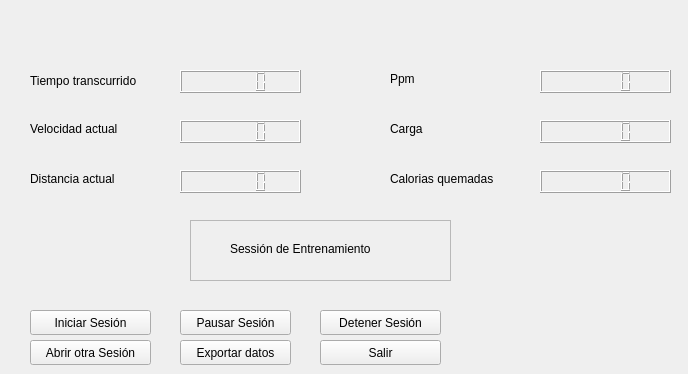
Qt form weightwindow.ui (JorgeGuerra99/software_sport_bike) before a commit.
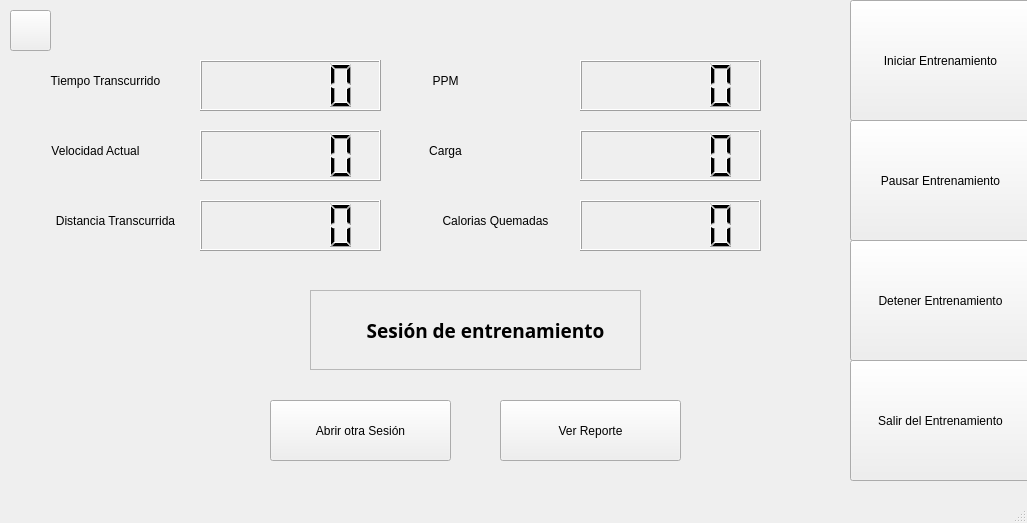
The same form after that commit. Icons and pictures are not drawn.

Commit message: 11feb saqué de weightloss el botón de exportar datos y puse ver reporte, además de la bipolaridad me salta una falla en weightloss que presiono detener y me cierra todo (se rompió:'( jaja) y agregué a cardió dos lcd que debe mostrar la distancia y calorias quemadas

Diff of the .ui file:
```diff
--- a/weightwindow.ui
+++ b/weightwindow.ui
@@ -1,163 +1,788 @@
 <?xml version="1.0" encoding="UTF-8"?>
 <ui version="4.0">
  <class>weightwindow</class>
- <widget class="QWidget" name="weightwindow">
+ <widget class="QMainWindow" name="weightwindow">
   <property name="geometry">
    <rect>
     <x>0</x>
     <y>0</y>
-    <width>688</width>
-    <height>374</height>
+    <width>1027</width>
+    <height>523</height>
    </rect>
   </property>
+  <property name="palette">
+   <palette>
+    <active>
+     <colorrole role="WindowText">
+      <brush brushstyle="SolidPattern">
+       <color alpha="255">
+        <red>255</red>
+        <green>255</green>
+        <blue>255</blue>
+       </color>
+      </brush>
+     </colorrole>
+     <colorrole role="Button">
+      <brush brushstyle="SolidPattern">
+       <color alpha="255">
+        <red>46</red>
+        <green>52</green>
+        <blue>54</blue>
+       </color>
+      </brush>
+     </colorrole>
+     <colorrole role="Light">
+      <brush brushstyle="SolidPattern">
+       <color alpha="255">
+        <red>69</red>
+        <green>78</green>
+        <blue>81</blue>
+       </color>
+      </brush>
+     </colorrole>
+     <colorrole role="Midlight">
+      <brush brushstyle="SolidPattern">
+       <color alpha="255">
+        <red>57</red>
+        <green>65</green>
+        <blue>67</blue>
+       </color>
+      </brush>
+     </colorrole>
+     <colorrole role="Dark">
+      <brush brushstyle="SolidPattern">
+       <color alpha="255">
+        <red>23</red>
+        <green>26</green>
+        <blue>27</blue>
+       </color>
+      </brush>
+     </colorrole>
+     <colorrole role="Mid">
+      <brush brushstyle="SolidPattern">
+       <color alpha="255">
+        <red>31</red>
+        <green>35</green>
+        <blue>36</blue>
+       </color>
+      </brush>
+     </colorrole>
+     <colorrole role="Text">
+      <brush brushstyle="SolidPattern">
+       <color alpha="255">
+        <red>255</red>
+        <green>255</green>
+        <blue>255</blue>
+       </color>
+      </brush>
+     </colorrole>
+     <colorrole role="ButtonText">
+      <brush brushstyle="SolidPattern">
+       <color alpha="255">
+        <red>255</red>
+        <green>255</green>
+        <blue>255</blue>
+       </color>
+      </brush>
+     </colorrole>
+     <colorrole role="Base">
+      <brush brushstyle="SolidPattern">
+       <color alpha="255">
+        <red>0</red>
+        <green>0</green>
+        <blue>0</blue>
+       </color>
+      </brush>
+     </colorrole>
+     <colorrole role="Window">
+      <brush brushstyle="SolidPattern">
+       <color alpha="255">
+        <red>46</red>
+        <green>52</green>
+        <blue>54</blue>
+       </color>
+      </brush>
+     </colorrole>
+     <colorrole role="Shadow">
+      <brush brushstyle="SolidPattern">
+       <color alpha="255">
+        <red>0</red>
+        <green>0</green>
+        <blue>0</blue>
+       </color>
+      </brush>
+     </colorrole>
+     <colorrole role="Highlight">
+      <brush brushstyle="SolidPattern">
+       <color alpha="255">
+        <red>115</red>
+        <green>210</green>
+        <blue>22</blue>
+       </color>
+      </brush>
+     </colorrole>
+     <colorrole role="AlternateBase">
+      <brush brushstyle="SolidPattern">
+       <color alpha="255">
+        <red>23</red>
+        <green>26</green>
+        <blue>27</blue>
+       </color>
+      </brush>
+     </colorrole>
+    </active>
+    <inactive>
+     <colorrole role="WindowText">
+      <brush brushstyle="SolidPattern">
+       <color alpha="255">
+        <red>0</red>
+        <green>0</green>
+        <blue>0</blue>
+       </color>
+      </brush>
+     </colorrole>
+     <colorrole role="Button">
+      <brush brushstyle="SolidPattern">
+       <color alpha="255">
+        <red>239</red>
+        <green>239</green>
+        <blue>239</blue>
+       </color>
+      </brush>
+     </colorrole>
+     <colorrole role="Light">
+      <brush brushstyle="SolidPattern">
+       <color alpha="255">
+        <red>255</red>
+        <green>255</green>
+        <blue>255</blue>
+       </color>
+      </brush>
+     </colorrole>
+     <colorrole role="Midlight">
+      <brush brushstyle="SolidPattern">
+       <color alpha="255">
+        <red>202</red>
+        <green>202</green>
+        <blue>202</blue>
+       </color>
+      </brush>
+     </colorrole>
+     <colorrole role="Dark">
+      <brush brushstyle="SolidPattern">
+       <color alpha="255">
+        <red>159</red>
+        <green>159</green>
+        <blue>159</blue>
+       </color>
+      </brush>
+     </colorrole>
+     <colorrole role="Mid">
+      <brush brushstyle="SolidPattern">
+       <color alpha="255">
+        <red>184</red>
+        <green>184</green>
+        <blue>184</blue>
+       </color>
+      </brush>
+     </colorrole>
+     <colorrole role="Text">
+      <brush brushstyle="SolidPattern">
+       <color alpha="255">
+        <red>0</red>
+        <green>0</green>
+        <blue>0</blue>
+       </color>
+      </brush>
+     </colorrole>
+     <colorrole role="ButtonText">
+      <brush brushstyle="SolidPattern">
+       <color alpha="255">
+        <red>0</red>
+        <green>0</green>
+        <blue>0</blue>
+       </color>
+      </brush>
+     </colorrole>
+     <colorrole role="Base">
+      <brush brushstyle="SolidPattern">
+       <color alpha="255">
+        <red>255</red>
+        <green>255</green>
+        <blue>255</blue>
+       </color>
+      </brush>
+     </colorrole>
+     <colorrole role="Window">
+      <brush brushstyle="SolidPattern">
+       <color alpha="255">
+        <red>239</red>
+        <green>239</green>
+        <blue>239</blue>
+       </color>
+      </brush>
+     </colorrole>
+     <colorrole role="Shadow">
+      <brush brushstyle="SolidPattern">
+       <color alpha="255">
+        <red>118</red>
+        <green>118</green>
+        <blue>118</blue>
+       </color>
+      </brush>
+     </colorrole>
+     <colorrole role="Highlight">
+      <brush brushstyle="SolidPattern">
+       <color alpha="255">
+        <red>48</red>
+        <green>140</green>
+        <blue>198</blue>
+       </color>
+      </brush>
+     </colorrole>
+     <colorrole role="AlternateBase">
+      <brush brushstyle="SolidPattern">
+       <color alpha="255">
+        <red>247</red>
+        <green>247</green>
+        <blue>247</blue>
+       </color>
+      </brush>
+     </colorrole>
+    </inactive>
+    <disabled>
+     <colorrole role="WindowText">
+      <brush brushstyle="SolidPattern">
+       <color alpha="255">
+        <red>23</red>
+        <green>26</green>
+        <blue>27</blue>
+       </color>
+      </brush>
+     </colorrole>
+     <colorrole role="Button">
+      <brush brushstyle="SolidPattern">
+       <color alpha="255">
+        <red>46</red>
+        <green>52</green>
+        <blue>54</blue>
+       </color>
+      </brush>
+     </colorrole>
+     <colorrole role="Light">
+      <brush brushstyle="SolidPattern">
+       <color alpha="255">
+        <red>69</red>
+        <green>78</green>
+        <blue>81</blue>
+       </color>
+      </brush>
+     </colorrole>
+     <colorrole role="Midlight">
+      <brush brushstyle="SolidPattern">
+       <color alpha="255">
+        <red>57</red>
+        <green>65</green>
+        <blue>67</blue>
+       </color>
+      </brush>
+     </colorrole>
+     <colorrole role="Dark">
+      <brush brushstyle="SolidPattern">
+       <color alpha="255">
+        <red>23</red>
+        <green>26</green>
+        <blue>27</blue>
+       </color>
+      </brush>
+     </colorrole>
+     <colorrole role="Mid">
+      <brush brushstyle="SolidPattern">
+       <color alpha="255">
+        <red>31</red>
+        <green>35</green>
+        <blue>36</blue>
+       </color>
+      </brush>
+     </colorrole>
+     <colorrole role="Text">
+      <brush brushstyle="SolidPattern">
+       <color alpha="255">
+        <red>23</red>
+        <green>26</green>
+        <blue>27</blue>
+       </color>
+      </brush>
+     </colorrole>
+     <colorrole role="ButtonText">
+      <brush brushstyle="SolidPattern">
+       <color alpha="255">
+        <red>23</red>
+        <green>26</green>
+        <blue>27</blue>
+       </color>
+      </brush>
+     </colorrole>
+     <colorrole role="Base">
+      <brush brushstyle="SolidPattern">
+       <color alpha="255">
+        <red>46</red>
+        <green>52</green>
+        <blue>54</blue>
+       </color>
+      </brush>
+     </colorrole>
+     <colorrole role="Window">
+      <brush brushstyle="SolidPattern">
+       <color alpha="255">
+        <red>46</red>
+        <green>52</green>
+        <blue>54</blue>
+       </color>
+      </brush>
+     </colorrole>
+     <colorrole role="Shadow">
+      <brush brushstyle="SolidPattern">
+       <color alpha="255">
+        <red>177</red>
+        <green>177</green>
+        <blue>177</blue>
+       </color>
+      </brush>
+     </colorrole>
+     <colorrole role="Highlight">
+      <brush brushstyle="SolidPattern">
+       <color alpha="255">
+        <red>145</red>
+        <green>145</green>
+        <blue>145</blue>
+       </color>
+      </brush>
+     </colorrole>
+     <colorrole role="AlternateBase">
+      <brush brushstyle="SolidPattern">
+       <color alpha="255">
+        <red>247</red>
+        <green>247</green>
+        <blue>247</blue>
+       </color>
+      </brush>
+     </colorrole>
+    </disabled>
+   </palette>
+  </property>
   <property name="windowTitle">
    <string>Form</string>
   </property>
+  <widget class="QWidget" name="centralwidget">
   <widget class="QLabel" name="label">
    <property name="geometry">
     <rect>
-     <x>30</x>
-     <y>70</y>
-     <width>151</width>
-     <height>21</height>
+      <x>20</x>
+      <y>60</y>
+      <width>171</width>
+      <height>41</height>
     </rect>
    </property>
    <property name="text">
-    <string>Tiempo transcurrido</string>
+     <string>Tiempo Transcurrido</string>
+    </property>
+    <property name="alignment">
+     <set>Qt::AlignCenter</set>
    </property>
   </widget>
   <widget class="QLabel" name="label_2">
    <property name="geometry">
     <rect>
-     <x>30</x>
-     <y>120</y>
-     <width>121</width>
-     <height>17</height>
+      <x>10</x>
+      <y>130</y>
+      <width>171</width>
+      <height>41</height>
     </rect>
    </property>
    <property name="text">
-    <string>Velocidad actual</string>
+     <string>Velocidad Actual</string>
+    </property>
+    <property name="alignment">
+     <set>Qt::AlignCenter</set>
    </property>
   </widget>
   <widget class="QLabel" name="label_3">
    <property name="geometry">
     <rect>
      <x>30</x>
-     <y>170</y>
-     <width>111</width>
-     <height>17</height>
+      <y>200</y>
+      <width>171</width>
+      <height>41</height>
     </rect>
    </property>
    <property name="text">
-    <string>Distancia actual</string>
+     <string>Distancia Transcurrida</string>
+    </property>
+    <property name="alignment">
+     <set>Qt::AlignCenter</set>
    </property>
   </widget>
   <widget class="QLabel" name="label_4">
    <property name="geometry">
     <rect>
-     <x>390</x>
-     <y>70</y>
-     <width>67</width>
-     <height>17</height>
+      <x>360</x>
+      <y>60</y>
+      <width>171</width>
+      <height>41</height>
     </rect>
    </property>
    <property name="text">
-    <string>Ppm</string>
+     <string>PPM</string>
+    </property>
+    <property name="alignment">
+     <set>Qt::AlignCenter</set>
    </property>
   </widget>
   <widget class="QLabel" name="label_5">
    <property name="geometry">
     <rect>
-     <x>390</x>
-     <y>120</y>
-     <width>67</width>
-     <height>17</height>
+      <x>360</x>
+      <y>130</y>
+      <width>171</width>
+      <height>41</height>
     </rect>
    </property>
    <property name="text">
     <string>Carga</string>
    </property>
+    <property name="alignment">
+     <set>Qt::AlignCenter</set>
+    </property>
   </widget>
   <widget class="QLabel" name="label_6">
    <property name="geometry">
     <rect>
-     <x>390</x>
-     <y>170</y>
-     <width>141</width>
-     <height>17</height>
+      <x>410</x>
+      <y>200</y>
+      <width>171</width>
+      <height>41</height>
     </rect>
    </property>
    <property name="text">
-    <string>Calorias quemadas</string>
+     <string>Calorias Quemadas</string>
+    </property>
+    <property name="alignment">
+     <set>Qt::AlignCenter</set>
+    </property>
+   </widget>
+   <widget class="QLabel" name="label_7">
+    <property name="geometry">
+     <rect>
+      <x>300</x>
+      <y>300</y>
+      <width>371</width>
+      <height>61</height>
+     </rect>
+    </property>
+    <property name="font">
+     <font>
+      <family>Source Code Pro</family>
+      <pointsize>14</pointsize>
+      <bold>true</bold>
+     </font>
+    </property>
+    <property name="text">
+     <string>Sesión de entrenamiento</string>
+    </property>
+    <property name="alignment">
+     <set>Qt::AlignCenter</set>
    </property>
   </widget>
   <widget class="QLCDNumber" name="lcdNumber">
    <property name="geometry">
     <rect>
-     <x>180</x>
-     <y>70</y>
-     <width>121</width>
-     <height>23</height>
-    </rect>
-   </property>
+      <x>200</x>
+      <y>60</y>
+      <width>181</width>
+      <height>51</height>
+     </rect>
+    </property>
+    <property name="palette">
+     <palette>
+      <active>
+       <colorrole role="WindowText">
+        <brush brushstyle="SolidPattern">
+         <color alpha="255">
+          <red>239</red>
+          <green>41</green>
+          <blue>41</blue>
+         </color>
+        </brush>
+       </colorrole>
+      </active>
+      <inactive>
+       <colorrole role="WindowText">
+        <brush brushstyle="SolidPattern">
+         <color alpha="255">
+          <red>0</red>
+          <green>0</green>
+          <blue>0</blue>
+         </color>
+        </brush>
+       </colorrole>
+      </inactive>
+      <disabled>
+       <colorrole role="WindowText">
+        <brush brushstyle="SolidPattern">
+         <color alpha="255">
+          <red>23</red>
+          <green>26</green>
+          <blue>27</blue>
+         </color>
+        </brush>
+       </colorrole>
+      </disabled>
+     </palette>
+    </property>
   </widget>
   <widget class="QLCDNumber" name="lcdNumber_2">
    <property name="geometry">
     <rect>
-     <x>180</x>
-     <y>120</y>
-     <width>121</width>
-     <height>23</height>
-    </rect>
-   </property>
+      <x>200</x>
+      <y>130</y>
+      <width>181</width>
+      <height>51</height>
+     </rect>
+    </property>
+    <property name="palette">
+     <palette>
+      <active>
+       <colorrole role="WindowText">
+        <brush brushstyle="SolidPattern">
+         <color alpha="255">
+          <red>239</red>
+          <green>41</green>
+          <blue>41</blue>
+         </color>
+        </brush>
+       </colorrole>
+      </active>
+      <inactive>
+       <colorrole role="WindowText">
+        <brush brushstyle="SolidPattern">
+         <color alpha="255">
+          <red>0</red>
+          <green>0</green>
+          <blue>0</blue>
+         </color>
+        </brush>
+       </colorrole>
+      </inactive>
+      <disabled>
+       <colorrole role="WindowText">
+        <brush brushstyle="SolidPattern">
+         <color alpha="255">
+          <red>23</red>
+          <green>26</green>
+          <blue>27</blue>
+         </color>
+        </brush>
+       </colorrole>
+      </disabled>
+     </palette>
+    </property>
   </widget>
   <widget class="QLCDNumber" name="lcdNumber_3">
    <property name="geometry">
     <rect>
-     <x>180</x>
-     <y>170</y>
-     <width>121</width>
-     <height>23</height>
-    </rect>
-   </property>
+      <x>200</x>
+      <y>200</y>
+      <width>181</width>
+      <height>51</height>
+     </rect>
+    </property>
+    <property name="palette">
+     <palette>
+      <active>
+       <colorrole role="WindowText">
+        <brush brushstyle="SolidPattern">
+         <color alpha="255">
+          <red>239</red>
+          <green>41</green>
+          <blue>41</blue>
+         </color>
+        </brush>
+       </colorrole>
+      </active>
+      <inactive>
+       <colorrole role="WindowText">
+        <brush brushstyle="SolidPattern">
+         <color alpha="255">
+          <red>0</red>
+          <green>0</green>
+          <blue>0</blue>
+         </color>
+        </brush>
+       </colorrole>
+      </inactive>
+      <disabled>
+       <colorrole role="WindowText">
+        <brush brushstyle="SolidPattern">
+         <color alpha="255">
+          <red>23</red>
+          <green>26</green>
+          <blue>27</blue>
+         </color>
+        </brush>
+       </colorrole>
+      </disabled>
+     </palette>
+    </property>
   </widget>
   <widget class="QLCDNumber" name="lcdNumber_4">
    <property name="geometry">
     <rect>
-     <x>540</x>
-     <y>70</y>
-     <width>131</width>
-     <height>23</height>
-    </rect>
-   </property>
+      <x>580</x>
+      <y>60</y>
+      <width>181</width>
+      <height>51</height>
+     </rect>
+    </property>
+    <property name="palette">
+     <palette>
+      <active>
+       <colorrole role="WindowText">
+        <brush brushstyle="SolidPattern">
+         <color alpha="255">
+          <red>239</red>
+          <green>41</green>
+          <blue>41</blue>
+         </color>
+        </brush>
+       </colorrole>
+      </active>
+      <inactive>
+       <colorrole role="WindowText">
+        <brush brushstyle="SolidPattern">
+         <color alpha="255">
+          <red>0</red>
+          <green>0</green>
+          <blue>0</blue>
+         </color>
+        </brush>
+       </colorrole>
+      </inactive>
+      <disabled>
+       <colorrole role="WindowText">
+        <brush brushstyle="SolidPattern">
+         <color alpha="255">
+          <red>23</red>
+          <green>26</green>
+          <blue>27</blue>
+         </color>
+        </brush>
+       </colorrole>
+      </disabled>
+     </palette>
+    </property>
   </widget>
   <widget class="QLCDNumber" name="lcdNumber_5">
    <property name="geometry">
     <rect>
-     <x>540</x>
-     <y>120</y>
-     <width>131</width>
-     <height>23</height>
-    </rect>
-   </property>
+      <x>580</x>
+      <y>130</y>
+      <width>181</width>
+      <height>51</height>
+     </rect>
+    </property>
+    <property name="palette">
+     <palette>
+      <active>
+       <colorrole role="WindowText">
+        <brush brushstyle="SolidPattern">
+         <color alpha="255">
+          <red>239</red>
+          <green>41</green>
+          <blue>41</blue>
+         </color>
+        </brush>
+       </colorrole>
+      </active>
+      <inactive>
+       <colorrole role="WindowText">
+        <brush brushstyle="SolidPattern">
+         <color alpha="255">
+          <red>0</red>
+          <green>0</green>
+          <blue>0</blue>
+         </color>
+        </brush>
+       </colorrole>
+      </inactive>
+      <disabled>
+       <colorrole role="WindowText">
+        <brush brushstyle="SolidPattern">
+         <color alpha="255">
+          <red>23</red>
+          <green>26</green>
+          <blue>27</blue>
+         </color>
+        </brush>
+       </colorrole>
+      </disabled>
+     </palette>
+    </property>
   </widget>
   <widget class="QLCDNumber" name="lcdNumber_6">
    <property name="geometry">
     <rect>
-     <x>540</x>
-     <y>170</y>
-     <width>131</width>
-     <height>23</height>
-    </rect>
-   </property>
+      <x>580</x>
+      <y>200</y>
+      <width>181</width>
+      <height>51</height>
+     </rect>
+    </property>
+    <property name="palette">
+     <palette>
+      <active>
+       <colorrole role="WindowText">
+        <brush brushstyle="SolidPattern">
+         <color alpha="255">
+          <red>239</red>
+          <green>41</green>
+          <blue>41</blue>
+         </color>
+        </brush>
+       </colorrole>
+      </active>
+      <inactive>
+       <colorrole role="WindowText">
+        <brush brushstyle="SolidPattern">
+         <color alpha="255">
+          <red>0</red>
+          <green>0</green>
+          <blue>0</blue>
+         </color>
+        </brush>
+       </colorrole>
+      </inactive>
+      <disabled>
+       <colorrole role="WindowText">
+        <brush brushstyle="SolidPattern">
+         <color alpha="255">
+          <red>23</red>
+          <green>26</green>
+          <blue>27</blue>
+         </color>
+        </brush>
+       </colorrole>
+      </disabled>
+     </palette>
+    </property>
   </widget>
   <widget class="QFrame" name="frame">
    <property name="geometry">
     <rect>
-     <x>190</x>
-     <y>220</y>
-     <width>261</width>
-     <height>61</height>
+      <x>310</x>
+      <y>290</y>
+      <width>331</width>
+      <height>80</height>
     </rect>
    </property>
    <property name="frameShape">
@@ -166,40 +791,27 @@
    <property name="frameShadow">
     <enum>QFrame::Raised</enum>
    </property>
-   <widget class="QLabel" name="label_7">
-    <property name="geometry">
-     <rect>
-      <x>40</x>
-      <y>20</y>
-      <width>201</width>
-      <height>17</height>
-     </rect>
-    </property>
-    <property name="text">
-     <string>Sessión de Entrenamiento</string>
-    </property>
-   </widget>
   </widget>
   <widget class="QPushButton" name="pushButton">
    <property name="geometry">
     <rect>
-     <x>30</x>
-     <y>310</y>
-     <width>121</width>
-     <height>25</height>
+      <x>850</x>
+      <y>0</y>
+      <width>181</width>
+      <height>121</height>
     </rect>
    </property>
    <property name="text">
-    <string>Iniciar Sesión</string>
+     <string>Iniciar Entrenamiento</string>
    </property>
   </widget>
   <widget class="QPushButton" name="pushButton_2">
    <property name="geometry">
     <rect>
-     <x>30</x>
-     <y>340</y>
-     <width>121</width>
-     <height>25</height>
+      <x>270</x>
+      <y>400</y>
+      <width>181</width>
+      <height>61</height>
     </rect>
    </property>
    <property name="text">
@@ -209,55 +821,90 @@
   <widget class="QPushButton" name="pushButton_3">
    <property name="geometry">
     <rect>
-     <x>180</x>
-     <y>310</y>
-     <width>111</width>
-     <height>25</height>
+      <x>850</x>
+      <y>120</y>
+      <width>181</width>
+      <height>121</height>
     </rect>
    </property>
    <property name="text">
-    <string>Pausar Sesión</string>
+     <string>Pausar Entrenamiento</string>
    </property>
   </widget>
   <widget class="QPushButton" name="pushButton_4">
    <property name="geometry">
     <rect>
-     <x>180</x>
-     <y>340</y>
-     <width>111</width>
-     <height>25</height>
+      <x>500</x>
+      <y>400</y>
+      <width>181</width>
+      <height>61</height>
     </rect>
    </property>
    <property name="text">
-    <string>Exportar datos</string>
+     <string>Ver Reporte</string>
    </property>
   </widget>
   <widget class="QPushButton" name="pushButton_5">
    <property name="geometry">
     <rect>
-     <x>320</x>
-     <y>310</y>
-     <width>121</width>
-     <height>25</height>
+      <x>850</x>
+      <y>240</y>
+      <width>181</width>
+      <height>121</height>
     </rect>
    </property>
    <property name="text">
-    <string>Detener Sesión</string>
+     <string>Detener Entrenamiento</string>
    </property>
   </widget>
   <widget class="QPushButton" name="pushButton_6">
    <property name="geometry">
     <rect>
-     <x>320</x>
-     <y>340</y>
-     <width>121</width>
-     <height>25</height>
+      <x>850</x>
+      <y>360</y>
+      <width>181</width>
+      <height>121</height>
     </rect>
    </property>
    <property name="text">
-    <string>Salir</string>
-   </property>
-  </widget>
+     <string>Salir del Entrenamiento</string>
+    </property>
+   </widget>
+   <widget class="QPushButton" name="pushButton_7">
+    <property name="geometry">
+     <rect>
+      <x>10</x>
+      <y>10</y>
+      <width>41</width>
+      <height>41</height>
+     </rect>
+    </property>
+    <property name="text">
+     <string/>
+    </property>
+    <property name="icon">
+     <iconset>
+      <normaloff>5742154.png</normaloff>5742154.png</iconset>
+    </property>
+    <property name="iconSize">
+     <size>
+      <width>32</width>
+      <height>32</height>
+     </size>
+    </property>
+   </widget>
+  </widget>
+  <widget class="QMenuBar" name="menubar">
+   <property name="geometry">
+    <rect>
+     <x>0</x>
+     <y>0</y>
+     <width>1027</width>
+     <height>22</height>
+    </rect>
+   </property>
+  </widget>
+  <widget class="QStatusBar" name="statusbar"/>
  </widget>
  <resources/>
  <connections/>
```
Left out of the diff: 2 changed lines with no effect on the pictures. Lines whose indentation alone changed are shown as unchanged. The commit also changes 16 other files.
